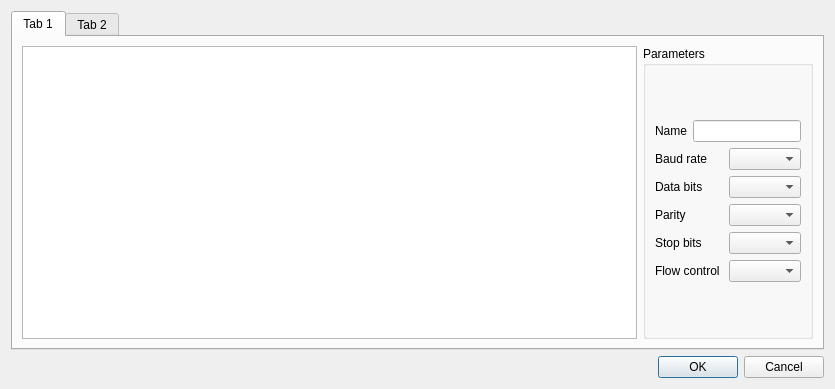
TomHyhlik/termik, file src/dialog_connect.ui: the form before one commit.
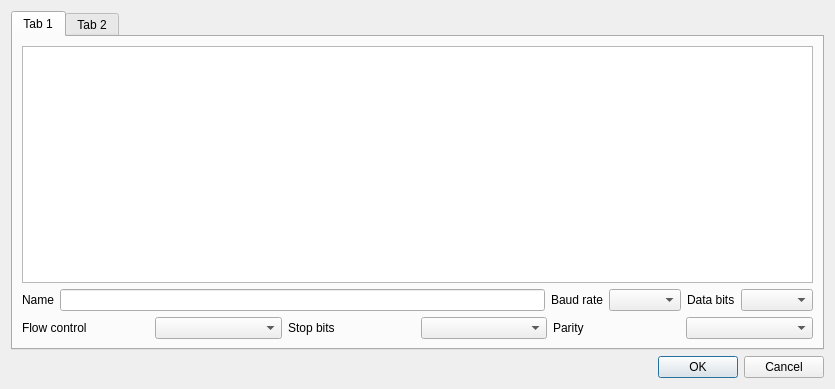
The form after the commit. Icons and pictures are not drawn.

Commit message: changed layout of serial port parameters

Patch:
```diff
--- a/src/dialog_connect.ui
+++ b/src/dialog_connect.ui
@@ -27,24 +27,14 @@
       <attribute name="title">
        <string>Tab 1</string>
       </attribute>
-      <layout class="QHBoxLayout" name="horizontalLayout_2">
+      <layout class="QVBoxLayout" name="verticalLayout_4">
        <item>
         <widget class="QTableWidget" name="tableWidget_serialPorts"/>
        </item>
        <item>
-        <widget class="QGroupBox" name="groupBox_parameters">
-         <property name="sizePolicy">
-          <sizepolicy hsizetype="Fixed" vsizetype="Preferred">
-           <horstretch>0</horstretch>
-           <verstretch>0</verstretch>
-          </sizepolicy>
-         </property>
-         <property name="title">
-          <string>Parameters</string>
-         </property>
-         <layout class="QVBoxLayout" name="verticalLayout_6">
+        <layout class="QVBoxLayout" name="verticalLayout_2">
           <item>
-           <layout class="QVBoxLayout" name="verticalLayout_7">
+          <layout class="QHBoxLayout" name="horizontalLayout_2">
             <item>
              <layout class="QHBoxLayout" name="horizontalLayout_12">
               <item>
@@ -97,34 +87,10 @@
               </item>
              </layout>
             </item>
-            <item>
-             <layout class="QHBoxLayout" name="horizontalLayout_8">
-              <item>
-               <widget class="QLabel" name="label_parity">
-                <property name="text">
-                 <string>Parity</string>
-                </property>
-               </widget>
-              </item>
-              <item>
-               <widget class="QComboBox" name="comboBox_parity"/>
-              </item>
              </layout>
             </item>
             <item>
-             <layout class="QHBoxLayout" name="horizontalLayout_9">
-              <item>
-               <widget class="QLabel" name="label_stopBits">
-                <property name="text">
-                 <string>Stop bits</string>
-                </property>
-               </widget>
-              </item>
-              <item>
-               <widget class="QComboBox" name="comboBox_stopBits"/>
-              </item>
-             </layout>
-            </item>
+          <layout class="QHBoxLayout" name="horizontalLayout_13">
             <item>
              <layout class="QHBoxLayout" name="horizontalLayout_10">
               <item>
@@ -139,10 +105,37 @@
               </item>
              </layout>
             </item>
-           </layout>
-          </item>
-         </layout>
-        </widget>
+           <item>
+            <layout class="QHBoxLayout" name="horizontalLayout_9">
+             <item>
+              <widget class="QLabel" name="label_stopBits">
+               <property name="text">
+                <string>Stop bits</string>
+               </property>
+              </widget>
+             </item>
+             <item>
+              <widget class="QComboBox" name="comboBox_stopBits"/>
+             </item>
+            </layout>
+           </item>
+           <item>
+            <layout class="QHBoxLayout" name="horizontalLayout_8">
+             <item>
+              <widget class="QLabel" name="label_parity">
+               <property name="text">
+                <string>Parity</string>
+               </property>
+              </widget>
+             </item>
+             <item>
+              <widget class="QComboBox" name="comboBox_parity"/>
+             </item>
+            </layout>
+           </item>
+          </layout>
+         </item>
+        </layout>
        </item>
       </layout>
      </widget>
```
Lines whose indentation alone changed are shown as unchanged.
